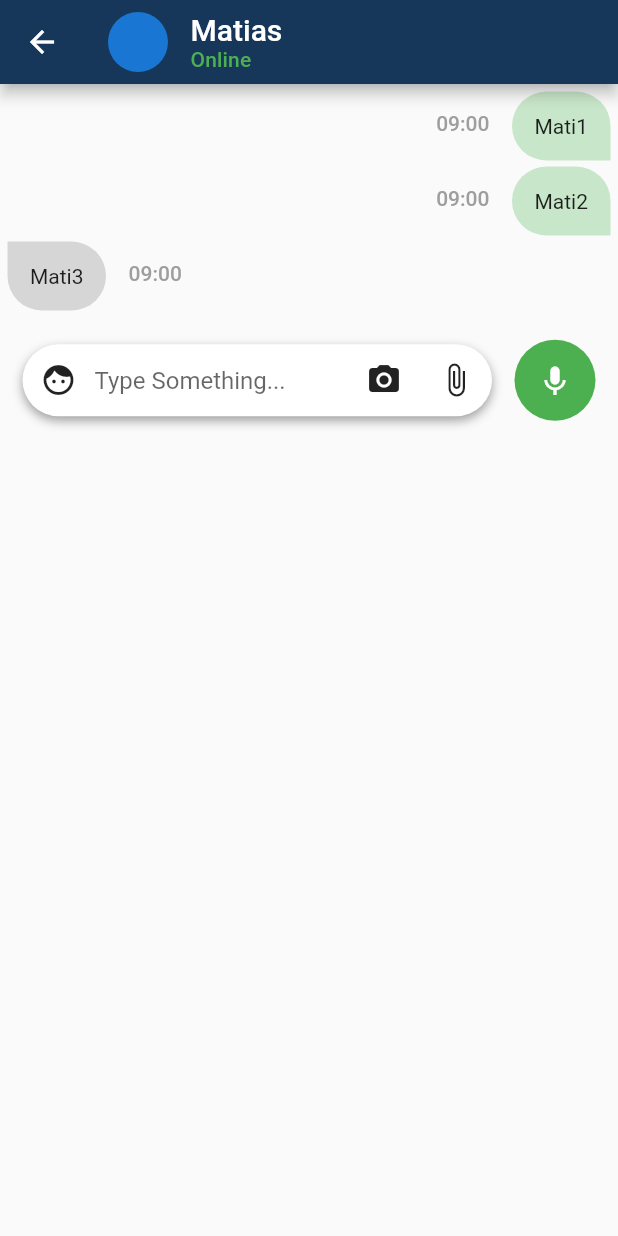
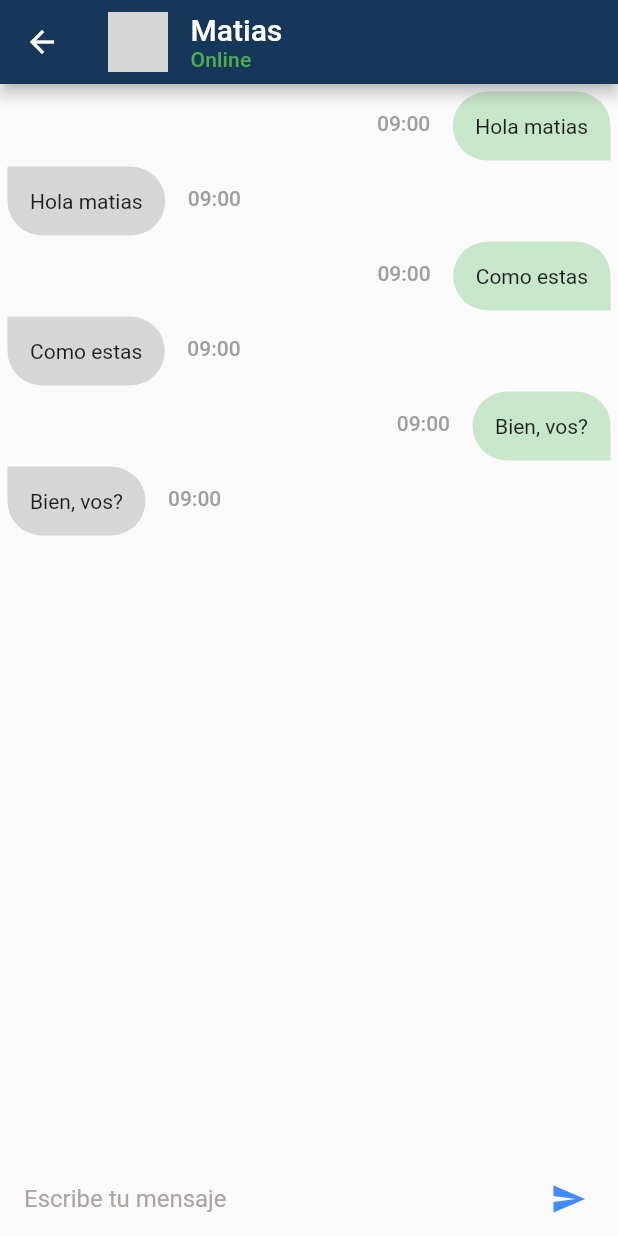
Before and after one commit to matiziliotto/chat_app, a Flutter app: the screen it shows after launch, on a phone screen of 412 x 824 dp. Run offline on Flutter 3.47's test engine with Material 2 defaults, Android fonts, the phone set to English and light mode, and no system bars; our stand-ins replace persistent_bottom_nav_bar; network calls fail; grey boxes are pictures that could not be loaded.

Commit message:
Chat views and some functions to simulate chat with people

```diff
--- a/lib/src/MyApp.dart
+++ b/lib/src/MyApp.dart
@@ -1,6 +1,8 @@
-import 'package:chat_app/src/routes/routes.dart';
 import 'package:flutter/cupertino.dart';
 import 'package:flutter/material.dart';
+
+// File with routes of aplication
+import 'package:chat_app/src/routes/Routes.dart';
 
 class MyApp extends StatefulWidget {
   @override
@@ -15,7 +17,8 @@ class _MyAppState extends State<MyApp> {
   @override
   Widget build(BuildContext context) {
     return MaterialApp(
-      initialRoute: "/chat",
+      debugShowCheckedModeBanner: false,
+      initialRoute: "/Chat",
       routes: getAppRoutes(),
     );
   }
--- /dev/null
+++ b/lib/src/models/Message_model.dart
@@ -0,0 +1,5 @@
+class MessageModel {
+  String image;
+  String comment;
+  MessageModel(this.comment);
+}
--- a/lib/src/pages/principal.dart
+++ b/lib/src/pages/Main.dart
@@ -3,17 +3,17 @@ import 'package:flutter/material.dart';
 
 import 'package:persistent_bottom_nav_bar/persistent-tab-view.dart';
 
-import 'package:chat_app/src/pages/settings/settings.dart';
-import 'package:chat_app/src/pages/chat/chats.dart';
-import 'package:chat_app/src/pages/home/home.dart';
+import 'package:chat_app/src/pages/settings/Settings.dart';
+import 'package:chat_app/src/pages/chat/Chats.dart';
+import 'package:chat_app/src/pages/home/Home.dart';
 
-class Principal extends StatefulWidget {
+class Main extends StatefulWidget {
 
   @override
-  _PrincipalState createState() => _PrincipalState();
+  _MainState createState() => _MainState();
 }
 
-class _PrincipalState extends State<Principal> {
+class _MainState extends State<Main> {
   PersistentTabController _controller = PersistentTabController(initialIndex: 0);
 
   @override
--- a/lib/src/pages/chat/chat.dart
+++ b/lib/src/pages/chat/chat.dart
@@ -1,12 +1,15 @@
+import 'dart:async';
+
+import 'package:chat_app/src/models/Message_model.dart';
 import 'package:flutter/material.dart';
 
 // Widgets
-import 'package:chat_app/src/pages/chat/widget/mensaje_received.dart';
-import 'package:chat_app/src/pages/chat/widget/mensaje_send.dart';
+import 'package:chat_app/src/pages/chat/widgets/Message_received.dart';
+import 'package:chat_app/src/pages/chat/widgets/Message_send.dart';
 
 class Chat extends StatefulWidget {
 
-  final Map<String, String> mensajes;
+  final List<MessageModel> mensajes;
   final String name;
   const Chat(this.mensajes,this.name);
 
@@ -16,13 +19,19 @@ class Chat extends StatefulWidget {
 
 class _ChatState extends State<Chat> {
   String name;
-  Map<String, String> mensajes;
+  List<MessageModel> mensajes;
 
   _ChatState({this.mensajes, this.name});
+    ScrollController _controller = ScrollController();
 
   @override
   Widget build(BuildContext context) {
-    print(this.mensajes['mensaje1']);
+    List<Widget> messages = new List();
+
+    for (var i = 0; i < this.mensajes.length; i++) {
+      messages.add(MessageSend(this.mensajes[i].comment, '09:00'));
+      messages.add(MessageReceived(this.mensajes[i].comment, '09:00'));
+    }
 
     return Scaffold(
       appBar: AppBar(
@@ -30,7 +39,7 @@ class _ChatState extends State<Chat> {
         leading: new IconButton(
             icon: Icon(Icons.arrow_back),
             onPressed: () => {
-              Navigator.of(context).pushReplacementNamed("/principal"),
+              Navigator.of(context).pushReplacementNamed("/Main"),
             }
           ),
         title: Row(
@@ -38,6 +47,7 @@ class _ChatState extends State<Chat> {
           children: [
             CircleAvatar(
               // backgroundImage: NetworkImage(_model.avatarUrl), // TODO: image of user
+              backgroundImage: NetworkImage('https://simulacionymedicina.es/wp-content/uploads/2015/11/default-avatar-300x300-1.jpg'),
             ),
             SizedBox(width: 15),
             Column(
@@ -63,84 +73,87 @@ class _ChatState extends State<Chat> {
           ],
         ),
       ),
-      // TODO: por ahora no tendria menu lateral para borrar mensajes y eso
-      // endDrawer: Drawer(
-      //   child: Container(),
-      // ),
-      body: Column(
+      body: Stack(
         children: [
-          Padding(
-            padding: EdgeInsets.fromLTRB(5.0, 1.0, 5.0, 1.0),
-            child: Column(
-              children: [
-                MensajeEnviado(this.mensajes['mensaje1'], '09:00'),
-                MensajeEnviado(this.mensajes['mensaje2'], '09:00'),
-                MensajeRecibido(this.mensajes['mensaje3'], '09:00'),
-              ],
-            ),
-          ),
-          Container(
-            margin: EdgeInsets.all(15.0),
-            height: 61,
-            child: Row(
-              children: [
-                Expanded(
-                  child: Container(
-                    decoration: BoxDecoration(
-                      color: Colors.white,
-                      borderRadius: BorderRadius.circular(35.0),
-                      boxShadow: [
-                        BoxShadow(
-                            offset: Offset(0, 3),
-                            blurRadius: 5,
-                            color: Colors.grey)
-                      ],
-                    ),
-                    child: Row(
-                      children: [
-                        IconButton(
-                            icon: Icon(Icons.face), onPressed: () {}),
-                        Expanded(
-                          child: TextField(
-                            decoration: InputDecoration(
-                                hintText: "Type Something...",
-                                border: InputBorder.none),
-                          ),
-                        ),
-                        IconButton(
-                          icon: Icon(Icons.photo_camera),
-                          onPressed: () {},
-                        ),
-                        IconButton(
-                          icon: Icon(Icons.attach_file),
-                          onPressed: () {},
-                        )
-                      ],
-                    ),
-                  ),
+          Column(
+            children: [
+              Flexible(
+                child: ListView(
+                  controller: _controller,
+                  padding: EdgeInsets.fromLTRB(5.0, 1.0, 5.0, 1.0),
+                  children: messages
                 ),
-                SizedBox(width: 15),
-                Container(
-                  padding: const EdgeInsets.all(15.0),
-                  decoration: BoxDecoration(
-                      color: Colors.green, shape: BoxShape.circle),
-                  child: InkWell(
-                    child: Icon(
-                      Icons.keyboard_voice,
-                      color: Colors.white,
-                    ),
-                    onLongPress: () {
-                      // setState(() {
-                      //   _showBottom = true;
-                      // });
-                    },
-                  ),
-                )
-              ],
-            ),
+              ),
+              buildMessageTextField(),
+            ],
           )
         ],
       ),
     );
   }
+
+  Widget buildMessageTextField() {
+    TextEditingController textEditingController = new TextEditingController();
+
+    void addNewMessage() {
+      if (textEditingController.text.trim().isNotEmpty) {
+        MessageModel newMessage = MessageModel(textEditingController.text.trim());
+
+        setState(() {
+          this.mensajes.add(newMessage);
+          textEditingController.text = '';
+        });
+      }
+
+      Timer(Duration(milliseconds: 500), () => _controller.jumpTo(_controller.position.maxScrollExtent));
+    }
+
+    return Container(
+      child: Container(
+        padding: EdgeInsets.fromLTRB(8.0, 0.0, 8.0, 0.0),
+        height: 50.0,
+        child: Row(
+          children: <Widget>[
+            Expanded(
+              child: Padding(
+                padding: const EdgeInsets.only(left: 8.0),
+                child: TextField(
+                  controller: textEditingController,
+                  decoration: InputDecoration(
+                    border: InputBorder.none,
+                    hintText: 'Escribe tu mensaje',
+                    hintStyle: TextStyle(
+                      fontSize: 16.0,
+                      color: Color(0xffAEA4A3),
+                    ),
+                  ),
+                  textInputAction: TextInputAction.send,
+                  style: TextStyle(
+                    fontSize: 16.0,
+                    color: Colors.black,
+                  ),
+                  onSubmitted: (_) {
+                    addNewMessage();
+                  },
+                  onTap: () => {
+                    Timer(Duration(milliseconds: 300), () => _controller.jumpTo(_controller.position.maxScrollExtent))
+                  },
+                ),
+              ),
+            ),
+            Container(
+              width: 50.0,
+              child: InkWell(
+                onTap: addNewMessage,
+                child: Icon(
+                  Icons.send,
+                  color: Colors.blueAccent,
+                ),
+              ),
+            )
+          ],
+        ),
+      ),
+    );
+  }
 }
--- a/lib/src/pages/chat/chats.dart
+++ b/lib/src/pages/chat/chats.dart
@@ -1,4 +1,4 @@
-import 'package:chat_app/src/pages/chat/widget/chat_item.dart';
+import 'package:chat_app/src/pages/chat/widgets/Chat_item.dart';
 import 'package:flutter/material.dart';
 
 class Chats extends StatefulWidget {
--- a/lib/src/pages/chat/widget/chat_item.dart
+++ /dev/null
@@ -1,76 +0,0 @@
-import 'package:flutter/material.dart';
-
-class ChatItem extends StatelessWidget {
-  String name;
-
-  ChatItem(this.name);
-
-  @override
-  Widget build(BuildContext context) {
-    return ListTile(
-      leading: CircleAvatar(
-        // backgroundImage: NetworkImage(_model.avatarUrl), // TODO: image of user
-      ),
-      title: Row(
-        children: <Widget>[
-          Text(this.name),
-          SizedBox(
-            width: 18.0,
-          ),
-          Text(
-            // _model.datetime,
-            '09:05'
-          ),
-        ],
-      ),
-      subtitle: Text('Message'),
-      trailing: Icon(
-        Icons.arrow_forward_ios,
-      ),
-    );
-  }
-}
-
-// TODO: Una version mas fea
-    // return Padding(
-    //   padding: const EdgeInsets.fromLTRB(8.0, 0, 8.0, 0),
-    //   child: Container(
-    //     decoration: BoxDecoration(
-    //       border: Border(
-    //         bottom:BorderSide(
-    //           color: Colors.grey.shade300,
-    //         )
-    //       )
-    //     ),
-    //     child: InkWell(
-    //       splashColor: Color.fromRGBO(62, 111, 163, 1),
-    //       onTap: () => {
-    //         print('Click chat de '+ this.name),
-    //       },
-    //       child: Container(
-    //         height: 100,
-    //         child: Row(
-    //           mainAxisAlignment: MainAxisAlignment.spaceBetween,
-    //           children: <Widget>[
-    //             Row(
-    //               children: <Widget>[
-    //                 Icon(Icons.person),
-    //                 Padding(
-    //                   padding: const EdgeInsets.all(8.0),
-    //                   child: Text(
-    //                     this.name,
-    //                     style: TextStyle(
-    //                       fontSize: 17.0
-    //                     )
-    //                   ),
-    //                 ),
-    //               ],
-    //             ),
-
-    //             Icon(Icons.arrow_right),
-    //           ],
-    //         ),
-    //       ),
-    //     ),
-    //   ),
-    // );
--- /dev/null
+++ b/lib/src/pages/chat/widgets/Chat_item.dart
@@ -0,0 +1,33 @@
+import 'package:flutter/material.dart';
+
+class ChatItem extends StatelessWidget {
+  String name;
+
+  ChatItem(this.name);
+
+  @override
+  Widget build(BuildContext context) {
+    return ListTile(
+      leading: CircleAvatar(
+        // backgroundImage: NetworkImage(_model.avatarUrl), // TODO: image of user
+        backgroundImage: NetworkImage('https://simulacionymedicina.es/wp-content/uploads/2015/11/default-avatar-300x300-1.jpg'),
+      ),
+      title: Row(
+        children: <Widget>[
+          Text(this.name),
+          SizedBox(
+            width: 18.0,
+          ),
+          Text(
+            // _model.datetime,
+            '09:05'
+          ),
+        ],
+      ),
+      subtitle: Text('Message'),
+      trailing: Icon(
+        Icons.arrow_forward_ios,
+      ),
+    );
+  }
+}
--- a/lib/src/pages/chat/widget/mensaje_received.dart
+++ b/lib/src/pages/chat/widgets/Message_received.dart
@@ -1,11 +1,11 @@
 import 'package:flutter/cupertino.dart';
 import 'package:flutter/material.dart';
 
-class MensajeRecibido extends StatelessWidget {
+class MessageReceived extends StatelessWidget {
   String mensaje;
   String time;
 
-  MensajeRecibido(this.mensaje, this.time);
+  MessageReceived(this.mensaje, this.time);
 
   @override
   Widget build(BuildContext context) {
--- a/lib/src/pages/chat/widget/mensaje_send.dart
+++ b/lib/src/pages/chat/widgets/Message_send.dart
@@ -1,11 +1,11 @@
 import 'package:flutter/cupertino.dart';
 import 'package:flutter/material.dart';
 
-class MensajeEnviado extends StatelessWidget {
+class MessageSend extends StatelessWidget {
   String mensaje;
   String time;
 
-  MensajeEnviado(this.mensaje, this.time);
+  MessageSend(this.mensaje, this.time);
 
   @override
   Widget build(BuildContext context) {
--- a/lib/src/routes/routes.dart
+++ b/lib/src/routes/routes.dart
@@ -1,13 +1,21 @@
 import 'package:flutter/material.dart';
 
 // Import of pages
-import 'package:chat_app/src/pages/principal.dart';
-import 'package:chat_app/src/pages/chat/chat.dart';
+import 'package:chat_app/src/pages/Main.dart';
+import 'package:chat_app/src/pages/chat/Chat.dart';
 
+//TODO: este se saca porque ahora se esta harcordeando todo
+import 'package:chat_app/src/models/Message_model.dart';
 
 Map<String, WidgetBuilder> getAppRoutes(){
+  // TODO: ESTO SE FLETA, SE TIENE QUE CONSULTAR AL BACKEND
+  List<MessageModel> messageList = [
+    MessageModel('Hola matias'),
+    MessageModel('Como estas'),
+    MessageModel('Bien, vos?'),
+  ];
   return <String, WidgetBuilder>{
-    "/principal" : (BuildContext context) =>Principal(),
-    "/chat" : (BuildContext context) =>Chat({'mensaje1': 'Mati1', 'mensaje2': 'Mati2', 'mensaje3': 'Mati3'}, 'Matias'),
+    "/Main" : (BuildContext context) =>Main(),
+    "/Chat" : (BuildContext context) =>Chat(messageList, 'Matias'),
   };
 }
--- a/pubspec.yaml
+++ b/pubspec.yaml
@@ -36,9 +36,9 @@ flutter:
   uses-material-design: true
 
   # To add assets to your application, add an assets section, like this:
-  # assets:
-  #   - images/a_dot_burr.jpeg
-  #   - images/a_dot_ham.jpeg
+  assets:
+    - assets/images/
+    - assets/icons/
 
   # An image asset can refer to one or more resolution-specific "variants", see
   # https://flutter.dev/assets-and-images/#resolution-aware.
```
Also changed, not shown: assets/images/default-avatar.jpg (added).
